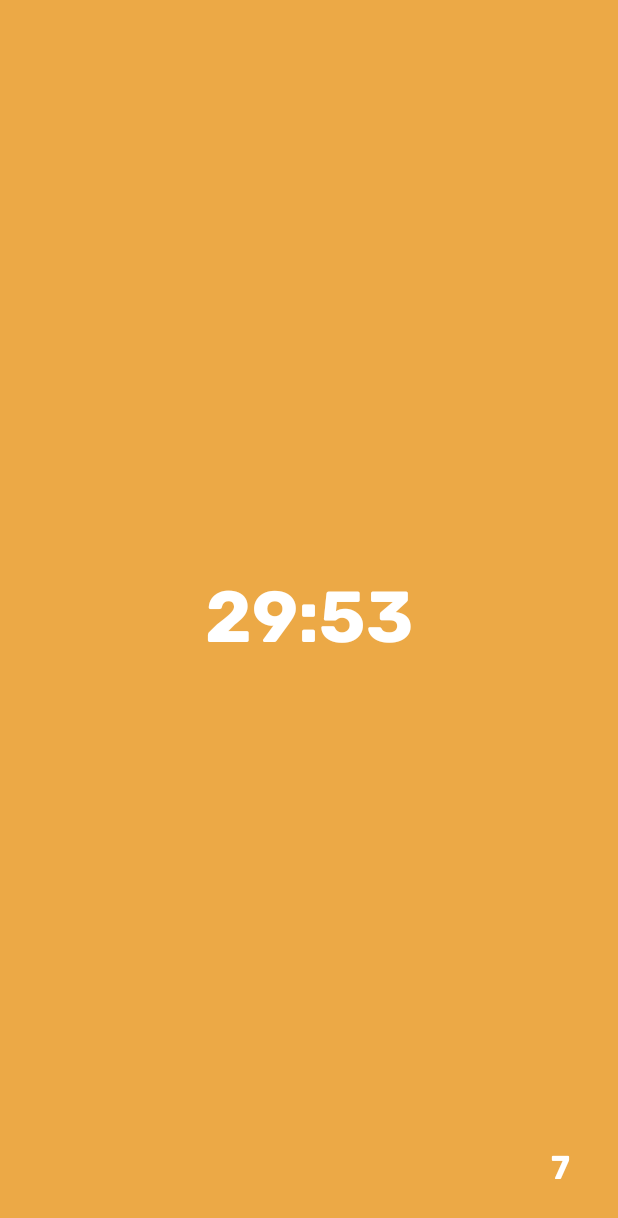
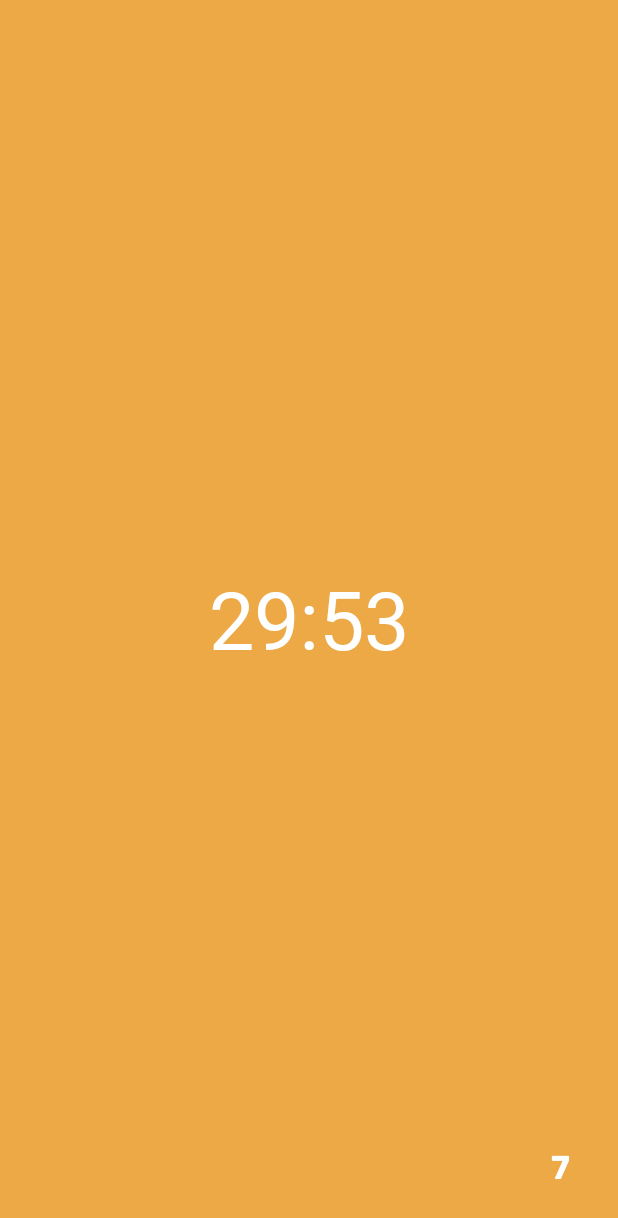
Before and after one commit to Better-Life-Apps/ChessClock, an Android app built with Jetpack Compose: the layout view_player.xml on its own in the app's theme, with its tools: preview values and no code run, on a phone screen of 412 x 824 dp. Shown: the top 1218 px of the screen. Run offline under Robolectric (Android 15) with nearby library versions, the phone set to English and light mode, and no system bars; Roboto replaces fonts that are not available here.

Commit message:
Change font to lato_black (monospace) to fix text jumps

```diff
--- a/app/src/main/res/values/themes.xml
+++ b/app/src/main/res/values/themes.xml
@@ -28,8 +28,8 @@
     </style>
 
     <style name="PlayerTimeTextAppearance" parent="TextAppearance.AppCompat">
-        <item name="android:fontFamily">@font/rubik_bold</item>
-        <item name="android:textSize">48sp</item>
+        <item name="android:fontFamily">@font/lato_black</item>
+        <item name="android:textSize">54sp</item>
         <item name="android:textColor">@color/white</item>
     </style>
 
```
